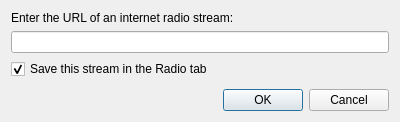
First picture: the form in src/ui/addstreamdialog.ui, repository clementine-player/Clementine, before the edit.
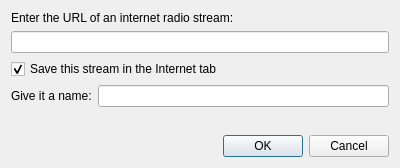
Second picture: the form after the edit.

Commit message: Allow names for custom saved streams.  Fixes issue #242

Patch:
```diff
--- a/src/ui/addstreamdialog.ui
+++ b/src/ui/addstreamdialog.ui
@@ -7,7 +7,7 @@
     <x>0</x>
     <y>0</y>
     <width>400</width>
-    <height>122</height>
+    <height>168</height>
    </rect>
   </property>
   <property name="windowTitle">
@@ -27,13 +27,32 @@
    <item>
     <widget class="QCheckBox" name="save">
      <property name="text">
-      <string>Save this stream in the Radio tab</string>
+      <string>Save this stream in the Internet tab</string>
      </property>
      <property name="checked">
       <bool>true</bool>
      </property>
     </widget>
    </item>
+   <item>
+    <widget class="QWidget" name="name_container" native="true">
+     <layout class="QHBoxLayout" name="horizontalLayout">
+      <property name="margin">
+       <number>0</number>
+      </property>
+      <item>
+       <widget class="QLabel" name="label_2">
+        <property name="text">
+         <string>Give it a name:</string>
+        </property>
+       </widget>
+      </item>
+      <item>
+       <widget class="QLineEdit" name="name"/>
+      </item>
+     </layout>
+    </widget>
+   </item>
    <item>
     <spacer name="verticalSpacer">
      <property name="orientation">
```
Left out of the diff: 34 changed lines with no effect on the pictures. The commit also changes 31 other files.
